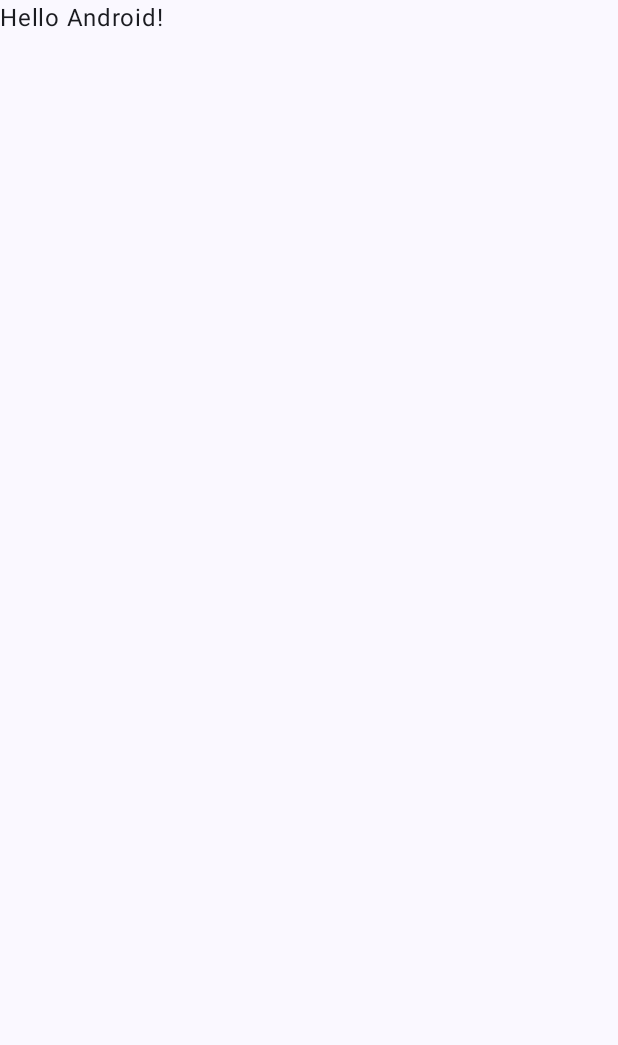
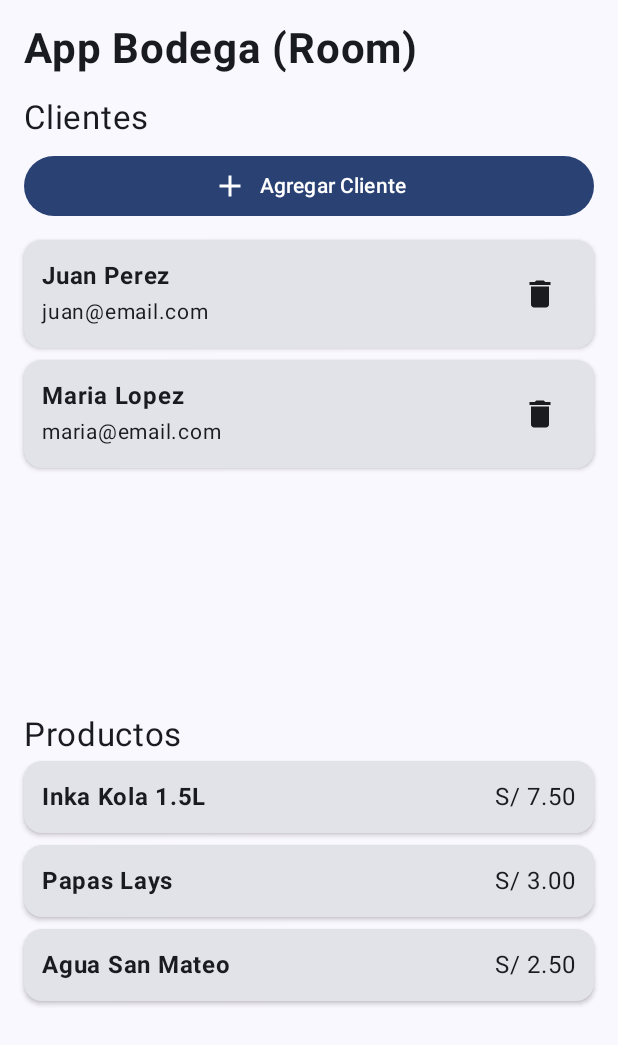
Before and after one commit to joeCuadros/idnp_bodega, an Android app built with Jetpack Compose: the screen it shows after launch (MainActivity), on a phone screen of 412 x 824 dp. Before the commit the part shown is almost empty. Shown: the top 1045 px of the screen. Run offline under Robolectric (Android 15) with nearby library versions, the phone set to English and light mode, and no system bars; our stand-ins replace Room's generated code.

```diff
--- a/app/src/main/AndroidManifest.xml
+++ b/app/src/main/AndroidManifest.xml
@@ -3,7 +3,7 @@
     xmlns:tools="http://schemas.android.com/tools">
 
     <application
-        android:allowBackup="true"
+        android:name=".BodegaApplication" android:allowBackup="true"
         android:dataExtractionRules="@xml/data_extraction_rules"
         android:fullBackupContent="@xml/backup_rules"
         android:icon="@mipmap/ic_launcher"
--- /dev/null
+++ b/app/src/main/java/com/idnp2025b/bodega/BodegaApplication.kt
@@ -0,0 +1,17 @@
+package com.idnp2025b.bodega
+
+import android.app.Application
+import com.idnp2025b.bodega.data.BodegaDatabase
+import com.idnp2025b.bodega.data.BodegaRepository
+import kotlinx.coroutines.CoroutineScope
+import kotlinx.coroutines.SupervisorJob
+
+class BodegaApplication : Application() {
+
+    // Un 'scope' global para la app
+    val applicationScope = CoroutineScope(SupervisorJob())
+
+    // Instancia 'lazy' de la BD y el Repo (solo se crean una vez)
+    val database by lazy { BodegaDatabase.getDatabase(this, applicationScope) }
+    val repository by lazy { BodegaRepository(database.bodegaDao()) }
+}
--- a/app/src/main/java/com/idnp2025b/bodega/MainActivity.kt
+++ b/app/src/main/java/com/idnp2025b/bodega/MainActivity.kt
@@ -3,45 +3,34 @@ package com.idnp2025b.bodega
 import android.os.Bundle
 import androidx.activity.ComponentActivity
 import androidx.activity.compose.setContent
-import androidx.activity.enableEdgeToEdge
+import androidx.activity.viewModels
 import androidx.compose.foundation.layout.fillMaxSize
-import androidx.compose.foundation.layout.padding
-import androidx.compose.material3.Scaffold
-import androidx.compose.material3.Text
-import androidx.compose.runtime.Composable
+import androidx.compose.material3.*
 import androidx.compose.ui.Modifier
-import androidx.compose.ui.tooling.preview.Preview
+import com.idnp2025b.bodega.ui.screens.MainScreen
 import com.idnp2025b.bodega.ui.theme.BodegaTheme
+import com.idnp2025b.bodega.viewmodel.BodegaViewModel
+import com.idnp2025b.bodega.viewmodel.BodegaViewModelFactory
 
 class MainActivity : ComponentActivity() {
+
+    // Inyectamos el ViewModel usando el Factory
+    private val viewModel: BodegaViewModel by viewModels {
+        BodegaViewModelFactory((application as BodegaApplication).repository)
+    }
+
     override fun onCreate(savedInstanceState: Bundle?) {
         super.onCreate(savedInstanceState)
-        enableEdgeToEdge()
         setContent {
             BodegaTheme {
-                Scaffold(modifier = Modifier.fillMaxSize()) { innerPadding ->
-                    Greeting(
-                        name = "Android",
-                        modifier = Modifier.padding(innerPadding)
-                    )
+                Surface(
+                    modifier = Modifier.fillMaxSize(),
+                    color = MaterialTheme.colorScheme.background
+                ) {
+                    // Llamamos a la pantalla principal y le pasamos el ViewModel
+                    MainScreen(viewModel = viewModel)
                 }
             }
         }
     }
 }
-
-@Composable
-fun Greeting(name: String, modifier: Modifier = Modifier) {
-    Text(
-        text = "Hello $name!",
-        modifier = modifier
-    )
-}
-
-@Preview(showBackground = true)
-@Composable
-fun GreetingPreview() {
-    BodegaTheme {
-        Greeting("Android")
-    }
-}
--- a/app/src/main/java/com/idnp2025b/bodega/data/BodegaDatabase.kt
+++ b/app/src/main/java/com/idnp2025b/bodega/data/BodegaDatabase.kt
@@ -5,8 +5,12 @@ import androidx.room.Database
 import androidx.room.Room
 import androidx.room.RoomDatabase
 import androidx.room.TypeConverters
+import androidx.sqlite.db.SupportSQLiteDatabase
 import com.idnp2025b.bodega.data.dao.BodegaDao
 import com.idnp2025b.bodega.data.entities.*
+import kotlinx.coroutines.CoroutineScope
+import kotlinx.coroutines.Dispatchers
+import kotlinx.coroutines.launch
 
 @Database(
     entities = [
@@ -28,16 +32,56 @@ abstract class BodegaDatabase : RoomDatabase() {
         @Volatile
         private var INSTANCE: BodegaDatabase? = null
 
-        fun getDatabase(context: Context): BodegaDatabase {
+        fun getDatabase(context: Context, scope: CoroutineScope): BodegaDatabase {
             return INSTANCE ?: synchronized(this) {
                 val instance = Room.databaseBuilder(
                     context.applicationContext,
                     BodegaDatabase::class.java,
                     "bodega_database"
-                ).build()
+                )
+                    // Agrega el Callback para la carga inicial
+                    .addCallback(BodegaDatabaseCallback(scope))
+                    .build()
                 INSTANCE = instance
                 instance
             }
         }
     }
+
+    // --- Callback para la carga inicial de datos (Manual) ---
+    private class BodegaDatabaseCallback(
+        private val scope: CoroutineScope
+    ) : RoomDatabase.Callback() {
+
+        override fun onCreate(db: SupportSQLiteDatabase) {
+            super.onCreate(db)
+            INSTANCE?.let { database ->
+                scope.launch(Dispatchers.IO) {
+                    populateDatabase(database.bodegaDao())
+                }
+            }
+        }
+
+        suspend fun populateDatabase(dao: BodegaDao) {
+            // Datos de ejemplo para la carga inicial
+            val categories = listOf(
+                Category(CategoryID = 1, CategoryName = "Bebidas"),
+                Category(CategoryID = 2, CategoryName = "Snacks")
+            )
+            dao.insertCategoryList(categories)
+
+            val products = listOf(
+                Product(ProductID = 101, ProductName = "Inka Kola 1.5L", Price = 7.50, CategoryID = 1),
+                Product(ProductID = 102, ProductName = "Papas Lays", Price = 3.00, CategoryID = 2),
+                Product(ProductID = 103, ProductName = "Agua San Mateo", Price = 2.50, CategoryID = 1)
+            )
+            dao.insertProductList(products)
+
+            val customers = listOf(
+                Customer(CustomerID = 1, FirstName = "Juan", LastName = "Perez", Email = "juan@email.com"),
+                Customer(CustomerID = 2, FirstName = "Maria", LastName = "Lopez", Email = "maria@email.com")
+            )
+            dao.insertCustomerList(customers)
+        }
+    }
 }
--- /dev/null
+++ b/app/src/main/java/com/idnp2025b/bodega/data/BodegaRepository.kt
@@ -0,0 +1,41 @@
+package com.idnp2025b.bodega.data
+
+import com.idnp2025b.bodega.data.dao.BodegaDao
+import com.idnp2025b.bodega.data.entities.Customer
+import com.idnp2025b.bodega.data.entities.CustomerWithOrders
+import com.idnp2025b.bodega.data.entities.FullOrderDetails
+import com.idnp2025b.bodega.data.entities.Product
+import kotlinx.coroutines.flow.Flow
+
+/**
+ * El Repositorio es la única fuente de datos para el ViewModel.
+ * Oculta la complejidad de si los datos vienen del DAO o de una red.
+ */
+class BodegaRepository(private val bodegaDao: BodegaDao) {
+
+    // --- READ (Flows para la UI) ---
+    val allCustomers: Flow<List<Customer>> = bodegaDao.getAllCustomers()
+    val allProducts: Flow<List<Product>> = bodegaDao.getAllProducts()
+
+    // --- READ (Suspend para obtener datos específicos) ---
+    suspend fun getCustomerWithOrders(id: Int): CustomerWithOrders? {
+        return bodegaDao.getCustomerWithOrders(id)
+    }
+
+    suspend fun getFullOrderDetails(id: Int): FullOrderDetails? {
+        return bodegaDao.getFullOrderDetails(id)
+    }
+
+    // --- CREATE, UPDATE, DELETE (Suspend functions) ---
+    suspend fun insertCustomer(customer: Customer) {
+        bodegaDao.insertCustomer(customer)
+    }
+
+    suspend fun updateCustomer(customer: Customer) {
+        bodegaDao.updateCustomer(customer)
+    }
+
+    suspend fun deleteCustomer(customer: Customer) {
+        bodegaDao.deleteCustomer(customer)
+    }
+}
--- a/app/src/main/java/com/idnp2025b/bodega/data/dao/BodegaDao.kt
+++ b/app/src/main/java/com/idnp2025b/bodega/data/dao/BodegaDao.kt
@@ -7,79 +7,68 @@ import kotlinx.coroutines.flow.Flow
 @Dao
 interface BodegaDao {
 
-    // --- MÉTODOS DE INSERCIÓN (CREATE) ---
-    @Insert(onConflict = OnConflictStrategy.REPLACE)
+    // --- CREATE (Insertar) ---
+    @Insert(onConflict = OnConflictStrategy.IGNORE)
     suspend fun insertCustomer(customer: Customer)
 
-    @Insert(onConflict = OnConflictStrategy.REPLACE)
+    @Insert(onConflict = OnConflictStrategy.IGNORE)
     suspend fun insertCategory(category: Category)
 
-    @Insert(onConflict = OnConflictStrategy.REPLACE)
+    @Insert(onConflict = OnConflictStrategy.IGNORE)
     suspend fun insertProduct(product: Product)
 
-    @Insert(onConflict = OnConflictStrategy.REPLACE)
+    @Insert(onConflict = OnConflictStrategy.IGNORE)
     suspend fun insertOrder(order: Order)
 
-    @Insert(onConflict = OnConflictStrategy.REPLACE)
+    @Insert(onConflict = OnConflictStrategy.IGNORE)
     suspend fun insertOrderDetail(orderDetail: OrderDetail)
 
-    // --- Métodos para carga inicial (CREATE Múltiple) ---
+    // Para la carga inicial
     @Insert(onConflict = OnConflictStrategy.IGNORE)
     suspend fun insertCustomerList(customers: List<Customer>)
-
     @Insert(onConflict = OnConflictStrategy.IGNORE)
     suspend fun insertCategoryList(categories: List<Category>)
-
     @Insert(onConflict = OnConflictStrategy.IGNORE)
     suspend fun insertProductList(products: List<Product>)
 
-    // (Puedes agregar para Order y OrderDetail si también los pre-cargas)
 
-    // --- MÉTODOS DE CONSULTA (READ) ---
-
-    // Selects simples
-    @Query("SELECT * FROM Customer WHERE CustomerID = :id")
-    suspend fun getCustomerById(id: Int): Customer
-
-    @Query("SELECT * FROM Product WHERE ProductID = :id")
-    suspend fun getProductById(id: Int): Product
-
+    // --- READ (Select) ---
     @Query("SELECT * FROM Customer")
-    fun getAllCustomers(): Flow<List<Customer>> // Flow para UI reactiva
+    fun getAllCustomers(): Flow<List<Customer>>
 
     @Query("SELECT * FROM Product")
     fun getAllProducts(): Flow<List<Product>>
 
-    // Selects de relaciones (1-N y N-M)
+    @Query("SELECT * FROM Customer WHERE CustomerID = :id")
+    suspend fun getCustomerById(id: Int): Customer?
+
+
+    // --- READ (Relaciones 1-N y N-M) ---
     @Transaction
     @Query("SELECT * FROM Customer WHERE CustomerID = :customerId")
-    suspend fun getCustomerWithOrders(customerId: Int): CustomerWithOrders
+    suspend fun getCustomerWithOrders(customerId: Int): CustomerWithOrders?
 
     @Transaction
     @Query("SELECT * FROM Category WHERE CategoryID = :categoryId")
-    suspend fun getCategoryWithProducts(categoryId: Int): CategoryWithProducts
+    suspend fun getCategoryWithProducts(categoryId: Int): CategoryWithProducts?
 
     @Transaction
     @Query("SELECT * FROM `Order` WHERE OrderID = :orderId")
-    suspend fun getFullOrderDetails(orderId: Int): FullOrderDetails
+    suspend fun getFullOrderDetails(orderId: Int): FullOrderDetails?
 
-    // --- MÉTODOS DE ACTUALIZACIÓN (UPDATE) ---
+
+    // --- UPDATE ---
     @Update
     suspend fun updateCustomer(customer: Customer)
 
     @Update
     suspend fun updateProduct(product: Product)
 
-    @Update
-    suspend fun updateOrder(order: Order)
 
-    // --- MÉTODOS DE BORRADO (DELETE) ---
+    // --- DELETE ---
     @Delete
     suspend fun deleteCustomer(customer: Customer)
 
     @Delete
     suspend fun deleteProduct(product: Product)
-
-    @Delete
-    suspend fun deleteOrder(order: Order)
 }
--- a/app/src/main/java/com/idnp2025b/bodega/data/entities/Category.kt
+++ b/app/src/main/java/com/idnp2025b/bodega/data/entities/Category.kt
@@ -8,10 +8,10 @@ import androidx.room.Relation
 @Entity(tableName = "Category")
 data class Category(
     @PrimaryKey
-    val CategoryID: Int
+    val CategoryID: Int,
+    val CategoryName: String // Añadido para que la carga inicial tenga sentido
 )
 
-// --- Conexión/Relación (1-a-N) ---
 data class CategoryWithProducts(
     @Embedded val category: Category,
     @Relation(
--- a/app/src/main/java/com/idnp2025b/bodega/data/entities/Customer.kt
+++ b/app/src/main/java/com/idnp2025b/bodega/data/entities/Customer.kt
@@ -14,7 +14,6 @@ data class Customer(
     val Email: String
 )
 
-// --- Conexión/Relación (1-a-N) ---
 data class CustomerWithOrders(
     @Embedded val customer: Customer,
     @Relation(
--- a/app/src/main/java/com/idnp2025b/bodega/data/entities/Order.kt
+++ b/app/src/main/java/com/idnp2025b/bodega/data/entities/Order.kt
@@ -24,12 +24,12 @@ data class Order(
     @PrimaryKey
     val OrderID: Int,
     val CustomerID: Int,
-    val OrderDate: Date // Requiere un TypeConverter
+    val OrderDate: Date
 )
 
 @Entity(
     tableName = "OrderDetail",
-    primaryKeys = ["OrderID", "ProductID"], // Clave primaria compuesta
+    primaryKeys = ["OrderID", "ProductID"],
     foreignKeys = [
         ForeignKey(
             entity = Order::class,
@@ -53,10 +53,7 @@ data class OrderDetail(
     val Quantity: Int
 )
 
-
-// --- Conexiones/Relaciones ---
-
-// Conexión N-a-N (Pedido con sus Productos)
+// --- Relaciones ---
 data class OrderWithProducts(
     @Embedded val order: Order,
     @Relation(
@@ -72,7 +69,6 @@ data class OrderWithProducts(
     val products: List<Product>
 )
 
-// Conexión para ver el pedido con el detalle (y la cantidad)
 data class FullOrderDetails(
     @Embedded val order: Order,
     @Relation(
@@ -83,7 +79,6 @@ data class FullOrderDetails(
     val details: List<OrderDetailWithProduct>
 )
 
-// Clase auxiliar para la relación FullOrderDetails
 data class OrderDetailWithProduct(
     @Embedded val orderDetail: OrderDetail,
     @Relation(
--- a/app/src/main/java/com/idnp2025b/bodega/data/entities/Product.kt
+++ b/app/src/main/java/com/idnp2025b/bodega/data/entities/Product.kt
@@ -20,6 +20,6 @@ data class Product(
     @PrimaryKey
     val ProductID: Int,
     val ProductName: String,
-    val Price: Double, // 'decimal' se mapea a Double
+    val Price: Double,
     val CategoryID: Int
 )
--- /dev/null
+++ b/app/src/main/java/com/idnp2025b/bodega/ui/components/CustomerItem.kt
@@ -0,0 +1,45 @@
+package com.idnp2025b.bodega.ui.components
+
+import androidx.compose.foundation.layout.*
+import androidx.compose.material.icons.Icons
+import androidx.compose.material.icons.filled.Delete
+import androidx.compose.material3.*
+import androidx.compose.runtime.Composable
+import androidx.compose.ui.Alignment
+import androidx.compose.ui.Modifier
+import androidx.compose.ui.text.font.FontWeight
+import androidx.compose.ui.unit.dp
+import androidx.compose.ui.unit.sp
+import com.idnp2025b.bodega.data.entities.Customer
+
+@Composable
+fun CustomerItem(
+    customer: Customer,
+    onDelete: () -> Unit // Función para el botón de borrar (CRUD)
+) {
+    Card(
+        modifier = Modifier
+            .fillMaxWidth()
+            .padding(vertical = 4.dp),
+        elevation = CardDefaults.cardElevation(2.dp)
+    ) {
+        Row(
+            modifier = Modifier
+                .padding(12.dp)
+                .fillMaxWidth(),
+            verticalAlignment = Alignment.CenterVertically,
+            horizontalArrangement = Arrangement.SpaceBetween
+        ) {
+            Column(modifier = Modifier.weight(1f)) {
+                Text(
+                    text = "${customer.FirstName} ${customer.LastName}",
+                    fontWeight = FontWeight.Bold
+                )
+                Text(text = customer.Email, fontSize = 14.sp)
+            }
+            IconButton(onClick = onDelete) {
+                Icon(Icons.Default.Delete, contentDescription = "Borrar Cliente")
+            }
+        }
+    }
+}
--- /dev/null
+++ b/app/src/main/java/com/idnp2025b/bodega/ui/components/MainScreen.kt
@@ -0,0 +1,92 @@
+package com.idnp2025b.bodega.ui.screens
+
+import androidx.compose.foundation.layout.*
+import androidx.compose.foundation.lazy.LazyColumn
+import androidx.compose.foundation.lazy.items
+import androidx.compose.material.icons.Icons
+import androidx.compose.material.icons.filled.Add
+import androidx.compose.material3.*
+import androidx.compose.runtime.*
+import androidx.compose.ui.Modifier
+import androidx.compose.ui.text.font.FontWeight
+import androidx.compose.ui.unit.dp
+import androidx.compose.ui.unit.sp
+import com.idnp2025b.bodega.data.entities.Customer
+import com.idnp2025b.bodega.ui.components.CustomerItem
+import com.idnp2025b.bodega.ui.components.ProductItem
+import com.idnp2025b.bodega.viewmodel.BodegaViewModel
+
+@Composable
+fun MainScreen(viewModel: BodegaViewModel) {
+    // Colectamos los datos (los 'Flows') como 'State' para que Compose reaccione
+    val customers by viewModel.allCustomers.collectAsState()
+    val products by viewModel.allProducts.collectAsState()
+
+    Column(
+        modifier = Modifier
+            .fillMaxSize()
+            .padding(16.dp)
+    ) {
+        Text("App Bodega (Room)", fontSize = 28.sp, fontWeight = FontWeight.Bold)
+
+        Spacer(modifier = Modifier.height(16.dp))
+
+        // --- Sección de Clientes (con CRUD) ---
+        Text("Clientes", fontSize = 22.sp)
+
+        Button(
+            onClick = {
+                // Ejemplo de CREATE (CRUD)
+                val newId = (customers.maxOfOrNull { it.CustomerID } ?: 0) + 1
+                val randomName = "Cliente $newId"
+                viewModel.insertCustomer(
+                    Customer(
+                        CustomerID = newId,
+                        FirstName = randomName,
+                        LastName = "Test",
+                        Email = "test$newId@email.com"
+                    )
+                )
+            },
+            modifier = Modifier.fillMaxWidth().padding(vertical = 8.dp)
+        ) {
+            Icon(Icons.Default.Add, contentDescription = "Agregar")
+            Spacer(Modifier.width(8.dp))
+            Text("Agregar Cliente")
+        }
+
+        // Lista de Clientes (READ)
+        // La Carga Inicial de datos aparecerá aquí automáticamente
+        LazyColumn(
+            modifier = Modifier
+                .fillMaxWidth()
+                .weight(1f)
+        ) {
+            items(customers) { customer ->
+                CustomerItem(
+                    customer = customer,
+                    onDelete = {
+                        // Ejemplo de DELETE (CRUD)
+                        viewModel.deleteCustomer(customer)
+                    }
+                )
+            }
+        }
+
+        Spacer(modifier = Modifier.height(16.dp))
+
+        // --- Sección de Productos (Solo READ) ---
+        Text("Productos", fontSize = 22.sp)
+
+        // La Carga Inicial de datos aparecerá aquí
+        LazyColumn(
+            modifier = Modifier
+                .fillMaxWidth()
+                .weight(1f)
+        ) {
+            items(products) { product ->
+                ProductItem(product = product)
+            }
+        }
+    }
+}
--- /dev/null
+++ b/app/src/main/java/com/idnp2025b/bodega/ui/components/ProductItem.kt
@@ -0,0 +1,31 @@
+package com.idnp2025b.bodega.ui.components
+
+import androidx.compose.foundation.layout.*
+import androidx.compose.material3.*
+import androidx.compose.runtime.Composable
+import androidx.compose.ui.Alignment
+import androidx.compose.ui.Modifier
+import androidx.compose.ui.text.font.FontWeight
+import androidx.compose.ui.unit.dp
+import com.idnp2025b.bodega.data.entities.Product
+
+@Composable
+fun ProductItem(product: Product) {
+    Card(
+        modifier = Modifier
+            .fillMaxWidth()
+            .padding(vertical = 4.dp),
+        elevation = CardDefaults.cardElevation(2.dp)
+    ) {
+        Row(
+            modifier = Modifier
+                .padding(12.dp)
+                .fillMaxWidth(),
+            verticalAlignment = Alignment.CenterVertically,
+            horizontalArrangement = Arrangement.SpaceBetween
+        ) {
+            Text(text = product.ProductName, fontWeight = FontWeight.Bold)
+            Text(text = "S/ ${"%.2f".format(product.Price)}")
+        }
+    }
+}
--- a/app/src/main/java/com/idnp2025b/bodega/ui/theme/Theme.kt
+++ b/app/src/main/java/com/idnp2025b/bodega/ui/theme/Theme.kt
@@ -9,7 +9,11 @@ import androidx.compose.material3.dynamicDarkColorScheme
 import androidx.compose.material3.dynamicLightColorScheme
 import androidx.compose.material3.lightColorScheme
 import androidx.compose.runtime.Composable
+import androidx.compose.runtime.SideEffect
+import androidx.compose.ui.graphics.toArgb
 import androidx.compose.ui.platform.LocalContext
+import androidx.compose.ui.platform.LocalView
+import androidx.core.view.WindowCompat
 
 private val DarkColorScheme = darkColorScheme(
     primary = Purple80,
@@ -21,22 +25,11 @@ private val LightColorScheme = lightColorScheme(
     primary = Purple40,
     secondary = PurpleGrey40,
     tertiary = Pink40
-
-    /* Other default colors to override
-    background = Color(0xFFFFFBFE),
-    surface = Color(0xFFFFFBFE),
-    onPrimary = Color.White,
-    onSecondary = Color.White,
-    onTertiary = Color.White,
-    onBackground = Color(0xFF1C1B1F),
-    onSurface = Color(0xFF1C1B1F),
-    */
 )
 
 @Composable
 fun BodegaTheme(
     darkTheme: Boolean = isSystemInDarkTheme(),
-    // Dynamic color is available on Android 12+
     dynamicColor: Boolean = true,
     content: @Composable () -> Unit
 ) {
@@ -45,14 +38,21 @@ fun BodegaTheme(
             val context = LocalContext.current
             if (darkTheme) dynamicDarkColorScheme(context) else dynamicLightColorScheme(context)
         }
-
         darkTheme -> DarkColorScheme
         else -> LightColorScheme
+    }
+    val view = LocalView.current
+    if (!view.isInEditMode) {
+        SideEffect {
+            val window = (view.context as Activity).window
+            window.statusBarColor = colorScheme.primary.toArgb()
+            WindowCompat.getInsetsController(window, view).isAppearanceLightStatusBars = darkTheme
+        }
     }
 
     MaterialTheme(
         colorScheme = colorScheme,
-        typography = Typography,
+        typography = MaterialTheme.typography,
         content = content
     )
 }
--- /dev/null
+++ b/app/src/main/java/com/idnp2025b/bodega/viewmodel/BodegaViewModel.kt
@@ -0,0 +1,57 @@
+package com.idnp2025b.bodega.viewmodel
+
+import androidx.lifecycle.ViewModel
+import androidx.lifecycle.ViewModelProvider
+import androidx.lifecycle.viewModelScope
+import com.idnp2025b.bodega.data.BodegaRepository
+import com.idnp2025b.bodega.data.entities.Customer
+import com.idnp2025b.bodega.data.entities.Product
+import kotlinx.coroutines.flow.SharingStarted
+import kotlinx.coroutines.flow.StateFlow
+import kotlinx.coroutines.flow.stateIn
+import kotlinx.coroutines.launch
+
+class BodegaViewModel(private val repository: BodegaRepository) : ViewModel() {
+
+    // --- EXPOSICIÓN DE DATOS (READ) ---
+
+    // Convierte el Flow de Room en un StateFlow que Compose puede 'colectar'
+    val allCustomers: StateFlow<List<Customer>> = repository.allCustomers
+        .stateIn(
+            scope = viewModelScope,
+            started = SharingStarted.WhileSubscribed(5000), // Inicia después de 5 seg
+            initialValue = emptyList() // Valor inicial mientras carga
+        )
+
+    val allProducts: StateFlow<List<Product>> = repository.allProducts
+        .stateIn(
+            scope = viewModelScope,
+            started = SharingStarted.WhileSubscribed(5000),
+            initialValue = emptyList()
+        )
+
+    // --- ACCIONES (CREATE, UPDATE, DELETE) ---
+
+    // Inserta un nuevo cliente (CREATE)
+    fun insertCustomer(customer: Customer) = viewModelScope.launch {
+        repository.insertCustomer(customer)
+    }
+
+    // Borra un cliente (DELETE)
+    fun deleteCustomer(customer: Customer) = viewModelScope.launch {
+        repository.deleteCustomer(customer)
+    }
+}
+
+/**
+ * Factory necesario para poder inyectar el Repositorio en el ViewModel
+ */
+class BodegaViewModelFactory(private val repository: BodegaRepository) : ViewModelProvider.Factory {
+    override fun <T : ViewModel> create(modelClass: Class<T>): T {
+        if (modelClass.isAssignableFrom(BodegaViewModel::class.java)) {
+            @Suppress("UNCHECKED_CAST")
+            return BodegaViewModel(repository) as T
+        }
+        throw IllegalArgumentException("Unknown ViewModel class")
+    }
+}
```
